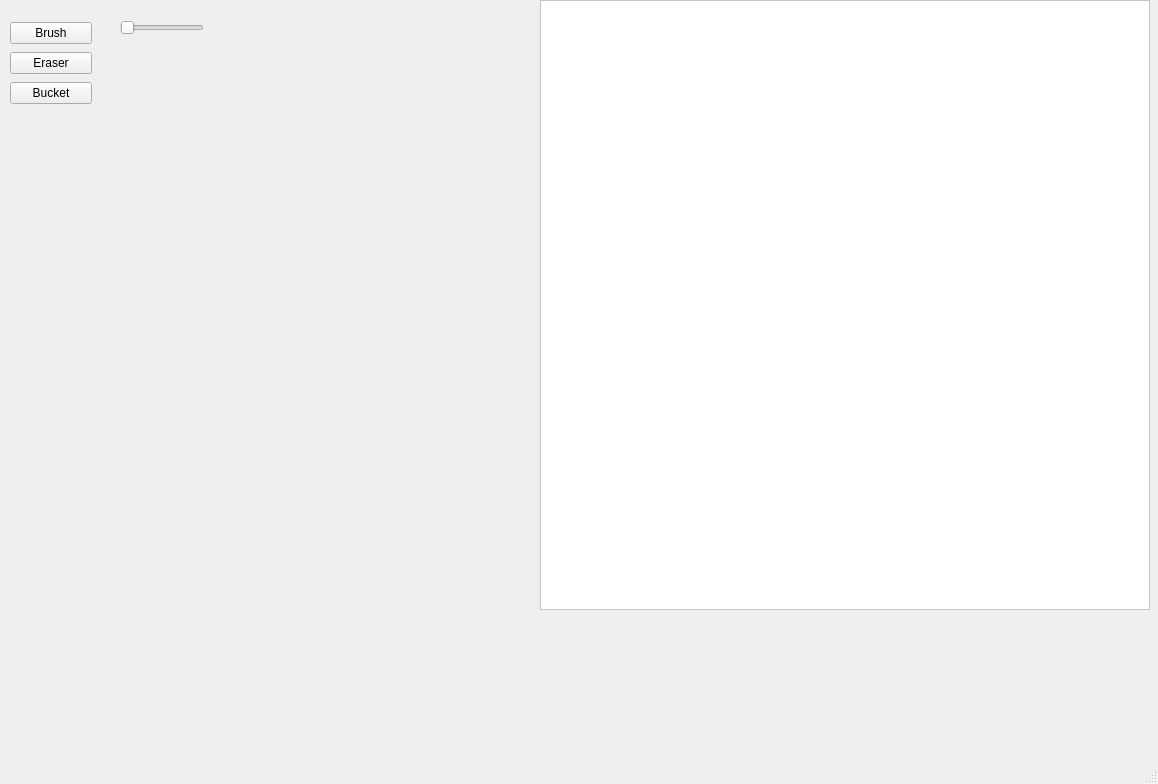
Before: the Qt Designer form mainwindow.ui in Projekty-Studyjne/Pixel-Painter, drawn with Qt 5.
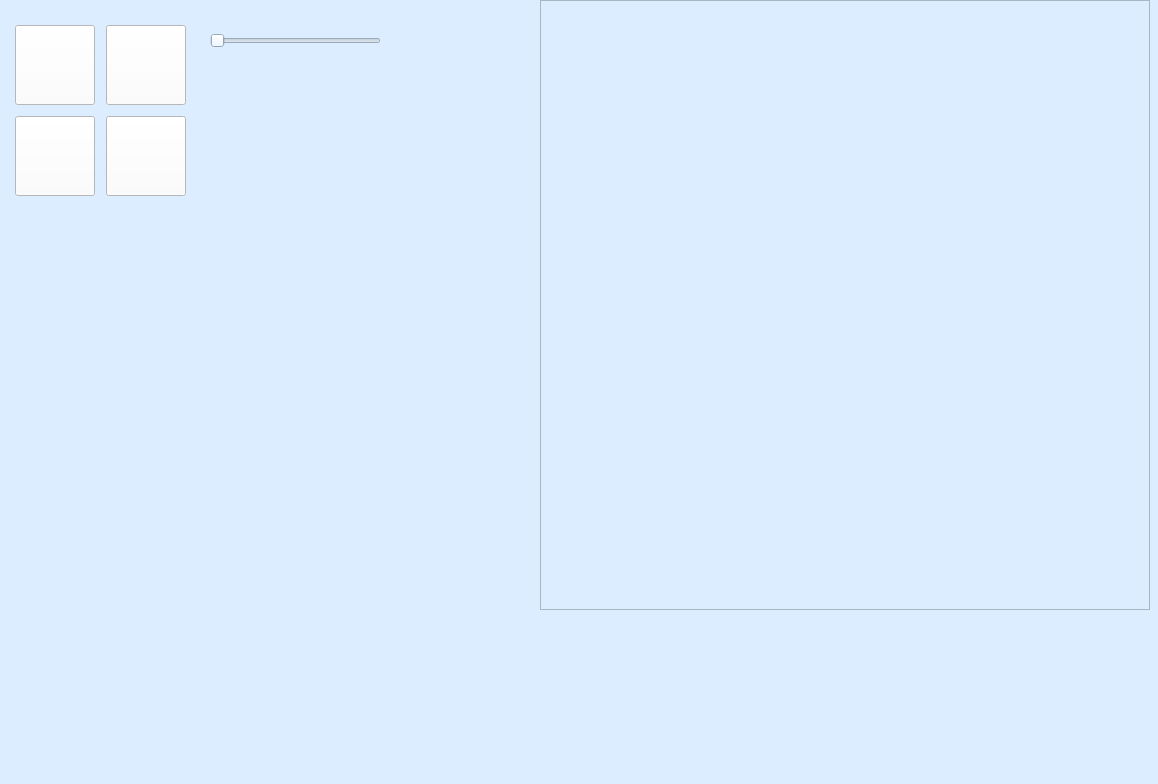
After: the same form once the commit is applied.

Diff of the .ui file:
```diff
--- a/mainwindow.ui
+++ b/mainwindow.ui
@@ -10,9 +10,41 @@
     <height>784</height>
    </rect>
   </property>
+  <property name="sizePolicy">
+   <sizepolicy hsizetype="Preferred" vsizetype="Preferred">
+    <horstretch>0</horstretch>
+    <verstretch>16</verstretch>
+   </sizepolicy>
+  </property>
+  <property name="minimumSize">
+   <size>
+    <width>0</width>
+    <height>0</height>
+   </size>
+  </property>
+  <property name="font">
+   <font>
+    <pointsize>9</pointsize>
+   </font>
+  </property>
+  <property name="cursor">
+   <cursorShape>ArrowCursor</cursorShape>
+  </property>
   <property name="windowTitle">
    <string>MainWindow</string>
   </property>
+  <property name="styleSheet">
+   <string notr="true">background-color: rgb(219,237,255);</string>
+  </property>
+  <property name="iconSize">
+   <size>
+    <width>16</width>
+    <height>16</height>
+   </size>
+  </property>
+  <property name="tabShape">
+   <enum>QTabWidget::Rounded</enum>
+  </property>
   <widget class="QWidget" name="centralwidget">
    <widget class="QGraphicsView" name="GraphicBoard">
     <property name="enabled">
@@ -45,7 +77,7 @@
      <bool>true</bool>
     </property>
     <property name="styleSheet">
-     <string notr="true">background-color: rgb(255, 255, 255)</string>
+     <string notr="true">background-color: rgb(219,237,255);</string>
     </property>
     <property name="lineWidth">
      <number>1</number>
@@ -72,12 +104,21 @@
    <widget class="QSlider" name="sldCellsNumber">
     <property name="geometry">
      <rect>
-      <x>120</x>
-      <y>20</y>
-      <width>84</width>
-      <height>16</height>
+      <x>210</x>
+      <y>30</y>
+      <width>171</width>
+      <height>21</height>
      </rect>
     </property>
+    <property name="font">
+     <font>
+      <pointsize>20</pointsize>
+     </font>
+    </property>
+    <property name="styleSheet">
+     <string notr="true">color: rgb(255, 170, 255);
+</string>
+    </property>
     <property name="minimum">
      <number>10</number>
     </property>
@@ -93,31 +134,131 @@
      <rect>
       <x>10</x>
       <y>20</y>
-      <width>82</width>
-      <height>86</height>
+      <width>181</width>
+      <height>181</height>
      </rect>
     </property>
-    <layout class="QVBoxLayout" name="verticalLayout">
+    <layout class="QHBoxLayout" name="horizontalLayout">
      <item>
-      <widget class="QPushButton" name="btnBrush">
-       <property name="text">
-        <string>Brush</string>
-       </property>
-      </widget>
+      <layout class="QVBoxLayout" name="verticalLayout">
+       <item>
+        <widget class="QPushButton" name="btnBrush">
+         <property name="enabled">
+          <bool>true</bool>
+         </property>
+         <property name="sizePolicy">
+          <sizepolicy hsizetype="Minimum" vsizetype="Minimum">
+           <horstretch>0</horstretch>
+           <verstretch>0</verstretch>
+          </sizepolicy>
+         </property>
+         <property name="minimumSize">
+          <size>
+           <width>0</width>
+           <height>0</height>
+          </size>
+         </property>
+         <property name="maximumSize">
+          <size>
+           <width>80</width>
+           <height>80</height>
+          </size>
+         </property>
+         <property name="sizeIncrement">
+          <size>
+           <width>16</width>
+           <height>16</height>
+          </size>
+         </property>
+         <property name="baseSize">
+          <size>
+           <width>16</width>
+           <height>16</height>
+          </size>
+         </property>
+         <property name="font">
+          <font>
+           <pointsize>9</pointsize>
+          </font>
+         </property>
+         <property name="styleSheet">
+          <string notr="true">background-color: rgb(255, 255, 255);
+ 
+</string>
+         </property>
+         <property name="text">
+          <string/>
+         </property>
+         <property name="iconSize">
+          <size>
+           <width>50</width>
+           <height>50</height>
+          </size>
+         </property>
+        </widget>
+       </item>
+       <item>
+        <widget class="QPushButton" name="btnEraser">
+         <property name="maximumSize">
+          <size>
+           <width>80</width>
+           <height>80</height>
+          </size>
+         </property>
+         <property name="cursor">
+          <cursorShape>PointingHandCursor</cursorShape>
+         </property>
+         <property name="styleSheet">
+          <string notr="true">background-color: rgb(255, 255, 255);</string>
+         </property>
+         <property name="text">
+          <string/>
+         </property>
+        </widget>
+       </item>
+      </layout>
      </item>
      <item>
-      <widget class="QPushButton" name="btnEraser">
-       <property name="text">
-        <string>Eraser</string>
-       </property>
-      </widget>
-     </item>
-     <item>
-      <widget class="QPushButton" name="btnBucked">
-       <property name="text">
-        <string>Bucket</string>
-       </property>
-      </widget>
+      <layout class="QVBoxLayout" name="verticalLayout_2">
+       <item>
+        <widget class="QPushButton" name="btnBucked">
+         <property name="maximumSize">
+          <size>
+           <width>80</width>
+           <height>80</height>
+          </size>
+         </property>
+         <property name="cursor">
+          <cursorShape>PointingHandCursor</cursorShape>
+         </property>
+         <property name="styleSheet">
+          <string notr="true">background-color: rgb(255, 255, 255);</string>
+         </property>
+         <property name="text">
+          <string/>
+         </property>
+        </widget>
+       </item>
+       <item>
+        <widget class="QPushButton" name="btnClear">
+         <property name="maximumSize">
+          <size>
+           <width>80</width>
+           <height>80</height>
+          </size>
+         </property>
+         <property name="cursor">
+          <cursorShape>PointingHandCursor</cursorShape>
+         </property>
+         <property name="styleSheet">
+          <string notr="true">background-color: rgb(255, 255, 255);</string>
+         </property>
+         <property name="text">
+          <string/>
+         </property>
+        </widget>
+       </item>
+      </layout>
      </item>
     </layout>
    </widget>
```
Left out of the diff: 3 changed lines with no effect on the pictures.
